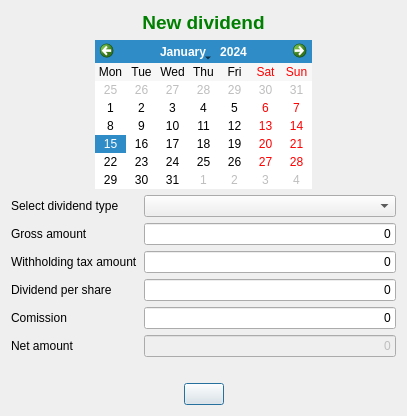
Before: the Qt Designer form ui/frmDividendsAdd.ui in turulomio/xulpymoney, drawn with Qt 5.
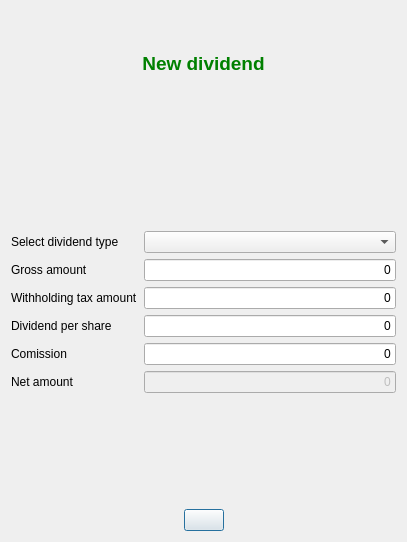
After: the same form once the commit is applied. Icons and pictures are not drawn. Custom widgets are drawn as their Qt base class.

Commit message: Convert dividend date and opertarjetas payment date to datetime with time zone. Asked in ticket 124 and 148

What changed in the file:
```diff
--- a/ui/frmDividendsAdd.ui
+++ b/ui/frmDividendsAdd.ui
@@ -10,7 +10,7 @@
     <x>0</x>
     <y>0</y>
     <width>407</width>
-    <height>387</height>
+    <height>542</height>
    </rect>
   </property>
   <property name="windowTitle">
@@ -62,17 +62,7 @@
         </spacer>
        </item>
        <item>
-        <widget class="QCalendarWidget" name="cal">
-         <property name="locale">
-          <locale language="English" country="UnitedStates"/>
-         </property>
-         <property name="firstDayOfWeek">
-          <enum>Qt::Monday</enum>
-         </property>
-         <property name="verticalHeaderFormat">
-          <enum>QCalendarWidget::NoVerticalHeader</enum>
-         </property>
-        </widget>
+        <widget class="wdgDatetime" name="wdgDT" native="true"/>
        </item>
        <item>
         <spacer name="horizontalSpacer">
@@ -284,6 +274,12 @@
    <extends>QLineEdit</extends>
    <header location="global">myqlineedit</header>
   </customwidget>
+  <customwidget>
+   <class>wdgDatetime</class>
+   <extends>QWidget</extends>
+   <header location="global">wdgDatetime</header>
+   <container>1</container>
+  </customwidget>
  </customwidgets>
  <tabstops>
   <tabstop>cal</tabstop>
```
Left out of the diff: 1 changed line with no effect on the pictures. The commit also changes 10 other files.
